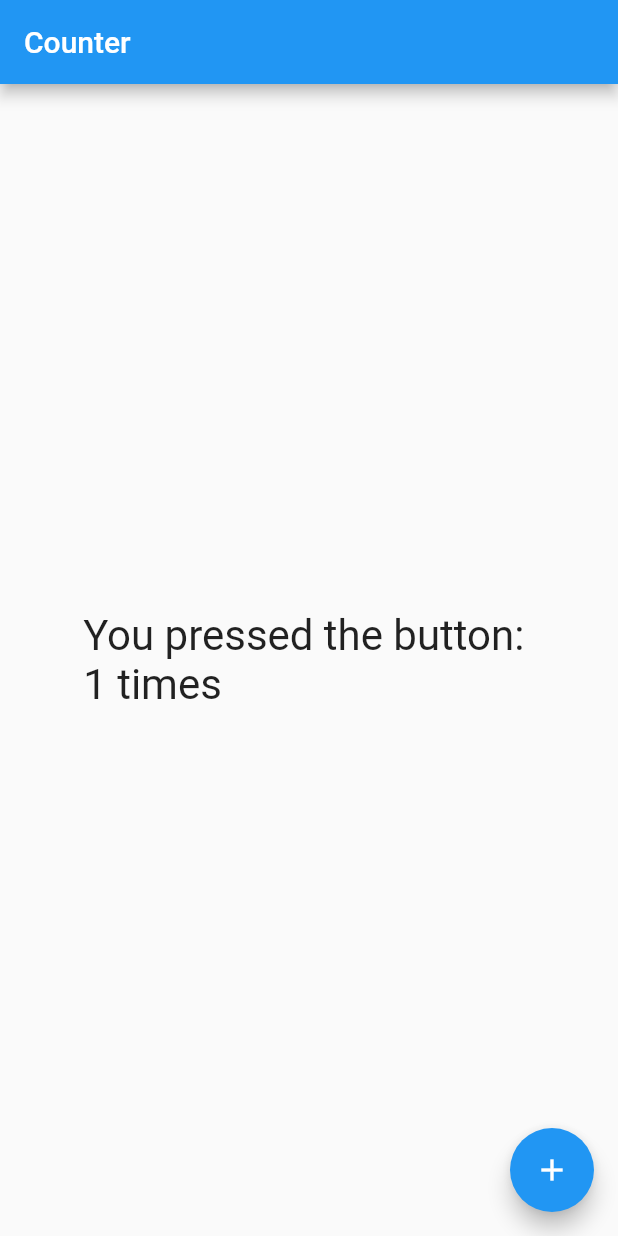
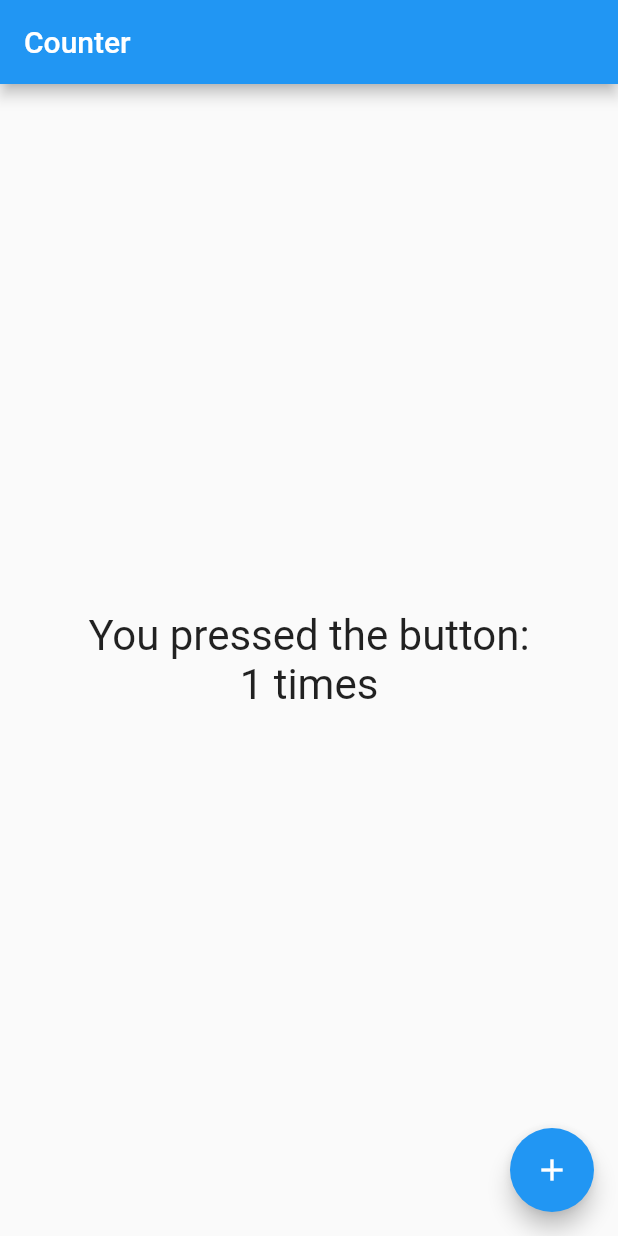
Before and after one commit to Levi-Lesches/ios_test, a Flutter app: the screen it shows after launch, after a tap on the "add" icon, on a phone screen of 412 x 824 dp. Run offline on Flutter 3.47's test engine with Material 2 defaults, Android fonts, the phone set to English and light mode, and no system bars; our stand-ins replace cloud_firestore; accounts and stored records are empty.

Commit message:
Added save/load functionality

```diff
--- a/lib/cloud_firestore.dart
+++ b/lib/cloud_firestore.dart
@@ -4,14 +4,26 @@ final Firestore firestore = Firestore.instance;
 final CollectionReference counters = firestore.collection("ios_test");
 final DocumentReference document = counters.document("counter");
 
-Future<void> addOne() => firestore.runTransaction(
-	(Transaction transaction) async {
-		DocumentSnapshot snapshot = await transaction.get(document);
-		if (snapshot.exists) await transaction.update(
-			document,
-			<String, dynamic> {
-				"count": ++snapshot.data ["count"]
-			}
-		);
+// This function is not gonna be used, cuz Isaac is a monster who
+// will definitely pass 20K presses in a day.
+// But it still teaches how to do transactions, so...
+
+// Future<void> addOne() async => await firestore.runTransaction(
+// 	(Transaction transaction) async {
+// 		DocumentSnapshot snapshot = await transaction.get(document);
+// 		if (snapshot.exists) await transaction.update(
+// 			document,
+// 			<String, dynamic> {
+// 				"count": snapshot.data ["count"] + 1
+// 			}
+// 		);
+// 	}
+// );
+
+Future<int> getCount() async => (await document.get()).data ["count"];
+
+Future<void> setCount(int value) => document.updateData(
+	<String, dynamic>{
+		"count": value
 	}
 );
--- a/lib/main.dart
+++ b/lib/main.dart
@@ -1,4 +1,5 @@
 import "package:flutter/material.dart";
+import "dart:async";
 
 import "cloud_firestore.dart" as Firestore;
 
@@ -19,6 +20,24 @@ class CounterState extends State<CounterPage> {
   int counter = 0;
 
   @override
+  void initState() {
+  	super.initState();
+		Firestore.getCount().then (
+			(int count) => setState(() => counter = count)
+		);
+
+		// The FAB is faster than FB, and we do want to limit document writes
+		// so we update manually every once in a while instead of every button press
+		Timer.periodic(
+  		const Duration(minutes: 1),
+  		(_) async {
+  			if (counter != await Firestore.getCount())
+  				Firestore.setCount(counter);
+			}
+		);
+  }
+
+  @override
   Widget build (BuildContext context) => Scaffold (
     appBar: AppBar (title: Text ("Counter")),
     floatingActionButton: FloatingActionButton (
@@ -29,13 +48,14 @@ class CounterState extends State<CounterPage> {
       child: Text (
         "You pressed the button: \n"
         "$counter times",
-        textScaleFactor: 2
+        textScaleFactor: 2,
+        textAlign: TextAlign.center,
       )
     )
   );
 
-  void add() async {
-    await Firestore.addOne();
+  void add() {
+    // await Firestore.addOne();
     setState(() => counter++);
   }
 }
--- a/pubspec.yaml
+++ b/pubspec.yaml
@@ -19,7 +19,7 @@ environment:
 dependencies:
   flutter:
     sdk: flutter
-  cloud_firestore: any
+  cloud_firestore: ^0.9.13+1
 
   # The following adds the Cupertino Icons font to your application.
   # Use with the CupertinoIcons class for iOS style icons.
```
Also changed, not shown: pubspec.lock, 2 other files.
